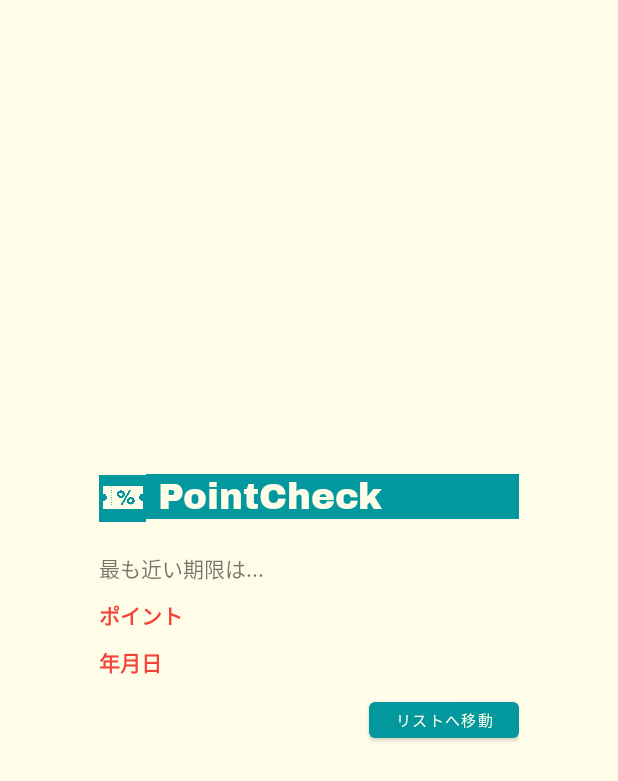
After one commit to Mirerun/PointCheckApp, an Android app: the layout app_widget_layout.xml on its own in the app's theme, with its tools: preview values and no code run, on a phone screen of 412 x 824 dp. The commit adds this screen. Shown: the top 781 px of the screen. Run offline under Robolectric (Android 15) with nearby library versions, the light colour scheme and no system bars.

```diff
--- a/app/src/main/java/app/murauchi/mirerun/pointcheck/RecyclerViewActivity.kt
+++ b/app/src/main/java/app/murauchi/mirerun/pointcheck/RecyclerViewActivity.kt
@@ -99,15 +99,11 @@ class RecyclerViewActivity : AppCompatActivity() {
             }
         }, true)*/
 
-        recyclerView.layoutManager = LinearLayoutManager(this)
-        recyclerView.adapter = adapter
-
         val itemTouchHelper = ItemTouchHelper(object : ItemTouchHelper.SimpleCallback(ItemTouchHelper.ACTION_STATE_IDLE, ItemTouchHelper.LEFT) {
             override fun onMove(recyclerView: RecyclerView, viewHolder: RecyclerView.ViewHolder, target: RecyclerView.ViewHolder): Boolean {
-
+                //スクロールで入れ換え処理なし
                 val fromPosition = viewHolder.adapterPosition ?: 0
                 val toPosition = target.adapterPosition ?: 0
-                //動かせるけど処理がない
                 //recyclerView.adapter?.notifyItemMoved(fromPosition, toPosition)
                 return true
             }
--- /dev/null
+++ b/app/src/main/res/layout/app_widget_layout.xml
@@ -0,0 +1,102 @@
+<?xml version="1.0" encoding="utf-8"?>
+<androidx.constraintlayout.widget.ConstraintLayout xmlns:android="http://schemas.android.com/apk/res/android"
+    xmlns:app="http://schemas.android.com/apk/res-auto"
+    android:layout_width="match_parent"
+    android:layout_height="match_parent"
+    android:background="#FFFDE8">
+
+    <LinearLayout
+        android:layout_width="match_parent"
+        android:layout_height="match_parent"
+        android:gravity="center"
+        android:orientation="vertical"
+        android:padding="@dimen/widget_margin">
+
+        <LinearLayout
+            android:layout_width="280dp"
+            android:layout_height="wrap_content"
+            android:layout_marginBottom="20dp"
+            android:orientation="horizontal">
+
+            <ImageView
+                android:id="@+id/imageView"
+                android:layout_width="32dp"
+                android:layout_height="32dp"
+                android:layout_weight="1"
+                app:srcCompat="@drawable/maxicon_up" />
+
+            <TextView
+                android:id="@+id/titleText"
+                android:layout_width="250dp"
+                android:layout_height="wrap_content"
+                android:layout_weight="1"
+                android:background="#03989E"
+                android:fontFamily="@font/archivo_black"
+                android:text=" PointCheck"
+                android:textColor="#FFFDE8"
+                android:textSize="24dp" />
+        </LinearLayout>
+
+        <LinearLayout
+            android:layout_width="280dp"
+            android:layout_height="wrap_content"
+            android:layout_marginBottom="10dp"
+            android:orientation="horizontal">
+
+            <TextView
+                android:id="@+id/textView9"
+                android:layout_width="match_parent"
+                android:layout_height="wrap_content"
+                android:layout_weight="1"
+                android:text="最も近い期限は..." />
+        </LinearLayout>
+
+        <LinearLayout
+            android:layout_width="280dp"
+            android:layout_height="wrap_content"
+            android:layout_marginBottom="10dp"
+            android:orientation="horizontal">
+
+            <TextView
+                android:id="@+id/widgetAmountText"
+                android:layout_width="wrap_content"
+                android:layout_height="wrap_content"
+                android:layout_weight="1"
+                android:fontFamily="sans-serif-black"
+                android:text="ポイント"
+                android:textColor="#F44336" />
+        </LinearLayout>
+
+        <LinearLayout
+            android:layout_width="280dp"
+            android:layout_height="wrap_content"
+            android:layout_marginBottom="10dp"
+            android:orientation="horizontal">
+
+            <TextView
+                android:id="@+id/widgetLimitText"
+                android:layout_width="wrap_content"
+                android:layout_height="wrap_content"
+                android:layout_weight="1"
+                android:fontFamily="sans-serif-black"
+                android:text="年月日"
+                android:textColor="#F44336" />
+        </LinearLayout>
+
+        <LinearLayout
+            android:layout_width="280dp"
+            android:layout_height="wrap_content"
+            android:layout_marginBottom="10dp"
+            android:orientation="horizontal">
+
+            <Button
+                android:id="@+id/buttonForList"
+                android:layout_width="wrap_content"
+                android:layout_height="36dp"
+                android:layout_marginLeft="180dp"
+                android:layout_weight="1"
+                android:text="リストへ移動"
+                android:textSize="10sp" />
+        </LinearLayout>
+    </LinearLayout>
+</androidx.constraintlayout.widget.ConstraintLayout>
--- /dev/null
+++ b/app/src/main/res/values/dimens.xml
@@ -0,0 +1,4 @@
+<?xml version="1.0" encoding="utf-8"?>
+<resources>
+    <dimen name="widget_margin">0dp</dimen> <!--余白いらないという意味-->
+</resources>
```
Also changed, not shown: app/src/main/AndroidManifest.xml (+8 -4 lines), app/src/main/java/app/murauchi/mirerun/pointcheck/MyService.kt (deleted, +0 -12 lines), app/src/main/java/app/murauchi/mirerun/pointcheck/PointAppWidget.kt (added, +39 -0 lines), app/src/main/res/xml/app_widget_layout_info.xml (added, +9 -0 lines), app/src/main/res/drawable/maxicon_up.png (added).
